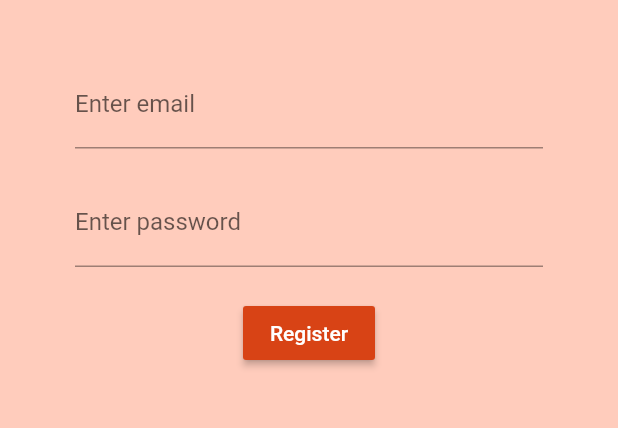
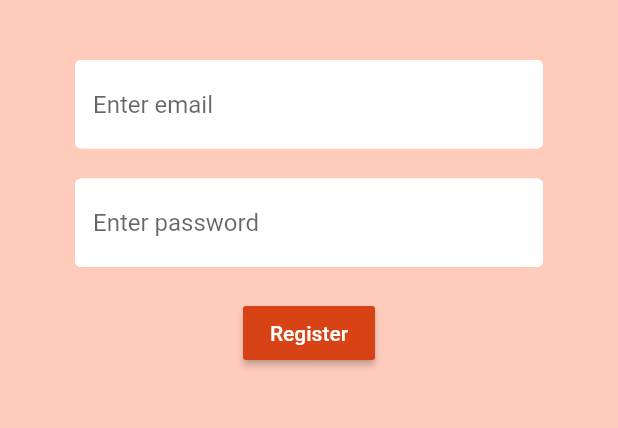
Before and after one commit to VikaKhusti/eng_app, a Flutter app: the screen it shows after launch, after a tap on "Sign in", after a tap on "Register", on a phone screen of 412 x 824 dp, the part 84-512 px from its top. Run offline on Flutter 3.47's test engine with Material 2 defaults, Android fonts, the phone set to English and light mode, and no system bars; our stand-ins replace firebase_auth, flutter_spinkit; accounts and stored records are empty.

Commit message:
loading screen

```diff
--- a/lib/screens/authenticate/register.dart
+++ b/lib/screens/authenticate/register.dart
@@ -1,3 +1,4 @@
+import 'package:engapp/shared/loading.dart';
 import 'package:flutter/material.dart';
 import 'package:engapp/services/auth.dart';
 
@@ -14,6 +15,7 @@ class _RegisterState extends State<Register> {
 
   final AuthService _auth = AuthService();
   final _formKey = GlobalKey<FormState>();
+  bool loading = false;
 
   //text field state
   String email = '';
@@ -22,7 +24,7 @@ class _RegisterState extends State<Register> {
 
   @override
   Widget build(BuildContext context) {
-    return Scaffold(
+    return loading ? Loading() : Scaffold(
       backgroundColor: Colors.deepOrange[100],
       appBar: AppBar(
         backgroundColor: Colors.deepOrange[800],
@@ -45,7 +47,15 @@ class _RegisterState extends State<Register> {
               SizedBox(height: 20.0),
               TextFormField(
                 decoration: InputDecoration(
-                  labelText: 'Enter email'
+                  hintText: 'Enter email',
+                  fillColor: Colors.white,
+                  filled: true,
+                  enabledBorder: OutlineInputBorder(
+                      borderSide: BorderSide(color: Colors.white, width: 2.0)
+                  ),
+                  focusedBorder: OutlineInputBorder(
+                      borderSide: BorderSide(color: Colors.deepOrange[800], width: 2.2)
+                  ),
                 ),
                 validator: (val) => val.isEmpty ? 'Enter an email' : null,
                 onChanged: (val) {
@@ -55,7 +65,15 @@ class _RegisterState extends State<Register> {
               SizedBox(height: 20.0),
               TextFormField(
                 decoration: InputDecoration(
-                    labelText: 'Enter password'
+                  hintText: 'Enter password',
+                  fillColor: Colors.white,
+                  filled: true,
+                  enabledBorder: OutlineInputBorder(
+                      borderSide: BorderSide(color: Colors.white, width: 2.0)
+                  ),
+                  focusedBorder: OutlineInputBorder(
+                      borderSide: BorderSide(color: Colors.deepOrange[800], width: 2.2)
+                  ),
                 ),
                 obscureText: true,
                 validator: (val) => val.length < 6 ? 'Enter a password 6+ chars long' : null,
@@ -72,10 +90,15 @@ class _RegisterState extends State<Register> {
                 ),
                 onPressed: () async {
                   if(_formKey.currentState.validate()) {
+                    setState(() => loading = true);
                     dynamic result = await _auth.registerWithEmailAndPassword(
                         email, password);
                     if (result == null) {
-                      setState(() => error = 'Please, suply a valid email!');
+                      setState(()
+                          {
+                            error = 'Please, suply a valid email!';
+                            loading = false;
+                          });
                     }
                   }
                 },
--- a/lib/screens/authenticate/sign_in.dart
+++ b/lib/screens/authenticate/sign_in.dart
@@ -1,4 +1,5 @@
 import 'package:engapp/services/auth.dart';
+import 'package:engapp/shared/loading.dart';
 import 'package:flutter/material.dart';
 
 class SignIn extends StatefulWidget {
@@ -14,6 +15,7 @@ class _SignInState extends State<SignIn> {
 
   final AuthService _auth = AuthService();
   final _formKey = GlobalKey<FormState>();
+  bool loading = false;
 
   //text field state
   String email = '';
@@ -22,7 +24,7 @@ class _SignInState extends State<SignIn> {
 
   @override
   Widget build(BuildContext context) {
-    return Scaffold(
+    return loading ? Loading() : Scaffold(
       backgroundColor: Colors.deepOrange[100],
       appBar: AppBar(
         backgroundColor: Colors.deepOrange[800],
@@ -45,7 +47,15 @@ class _SignInState extends State<SignIn> {
             SizedBox(height: 20.0),
             TextFormField(
               decoration: InputDecoration(
-                  labelText: 'Enter email'
+                hintText: 'Enter email',
+                fillColor: Colors.white,
+                filled: true,
+                enabledBorder: OutlineInputBorder(
+                    borderSide: BorderSide(color: Colors.white, width: 2.0)
+                ),
+                focusedBorder: OutlineInputBorder(
+                    borderSide: BorderSide(color: Colors.deepOrange[800], width: 2.2)
+                ),
               ),
               validator: (val) => val.isEmpty ? 'Enter an email' : null,
               onChanged: (val) {
@@ -55,7 +65,15 @@ class _SignInState extends State<SignIn> {
             SizedBox(height: 20.0),
             TextFormField(
               decoration: InputDecoration(
-                  labelText: 'Enter password'
+                hintText: 'Enter password',
+                fillColor: Colors.white,
+                filled: true,
+                enabledBorder: OutlineInputBorder(
+                  borderSide: BorderSide(color: Colors.white, width: 2.0)
+                ),
+                focusedBorder: OutlineInputBorder(
+                    borderSide: BorderSide(color: Colors.deepOrange[800], width: 2.2)
+                ),
               ),
               validator: (val) => val.length < 6 ? 'Enter a password 6+ chars long' : null,
               obscureText: true,
@@ -72,9 +90,14 @@ class _SignInState extends State<SignIn> {
               ),
               onPressed: () async {
                 if(_formKey.currentState.validate()) {
+                  setState(() => loading = true);
                   dynamic result = await _auth.signInWithEmailAndPassword(email, password);
                   if (result == null) {
-                    setState(() => error = 'Could not sign in!');
+                    setState(()
+                        {
+                          error = 'Could not sign in!';
+                          loading = false;
+                        });
                   }
                 }
               },
--- a/lib/services/auth.dart
+++ b/lib/services/auth.dart
@@ -1,6 +1,5 @@
 import 'package:engapp/models/user.dart';
 import 'package:firebase_auth/firebase_auth.dart';
-import 'package:flutter/animation.dart';
 
 class AuthService {
 
--- /dev/null
+++ b/lib/shared/constant.dart
@@ -0,0 +1,6 @@
+import 'package:flutter/material.dart';
+
+
+  abstract class Styles {
+
+  }
--- a/pubspec.yaml
+++ b/pubspec.yaml
@@ -26,6 +26,7 @@ dependencies:
   firebase_auth: ^0.15.5+3
   cloud_firestore: ^0.13.4+2
   provider: ^4.0.5
+  flutter_spinkit: "^4.1.2"
 
 dev_dependencies:
   flutter_test:
```
Also changed, not shown: lib/shared/loading.dart (added, +17 -0 lines), pubspec.lock.
